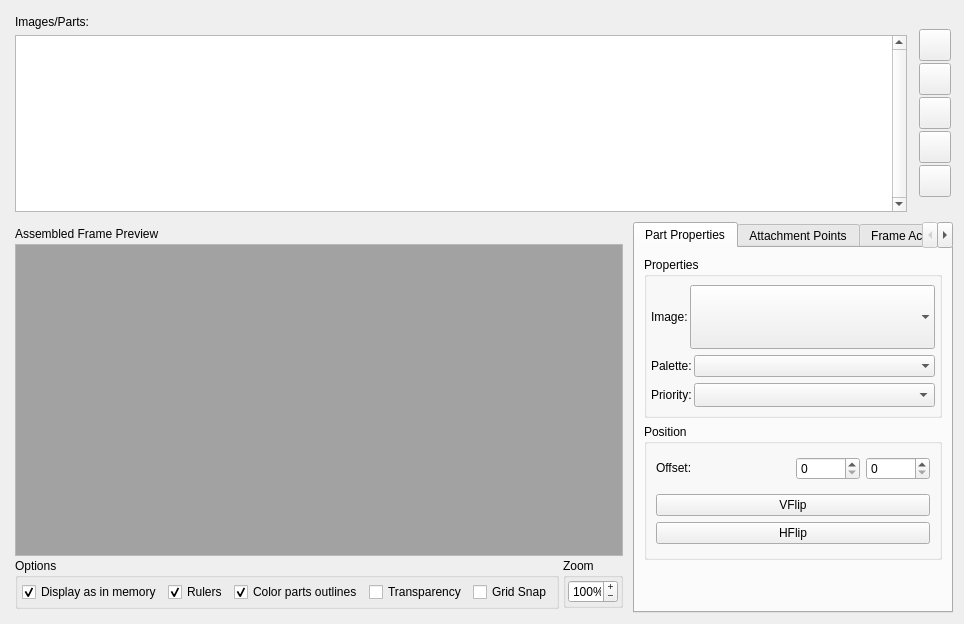
First picture: the form in src/ui/tabs/tabframes.ui, repository PsyCommando/ppmdu_spriteeditor, before the edit.
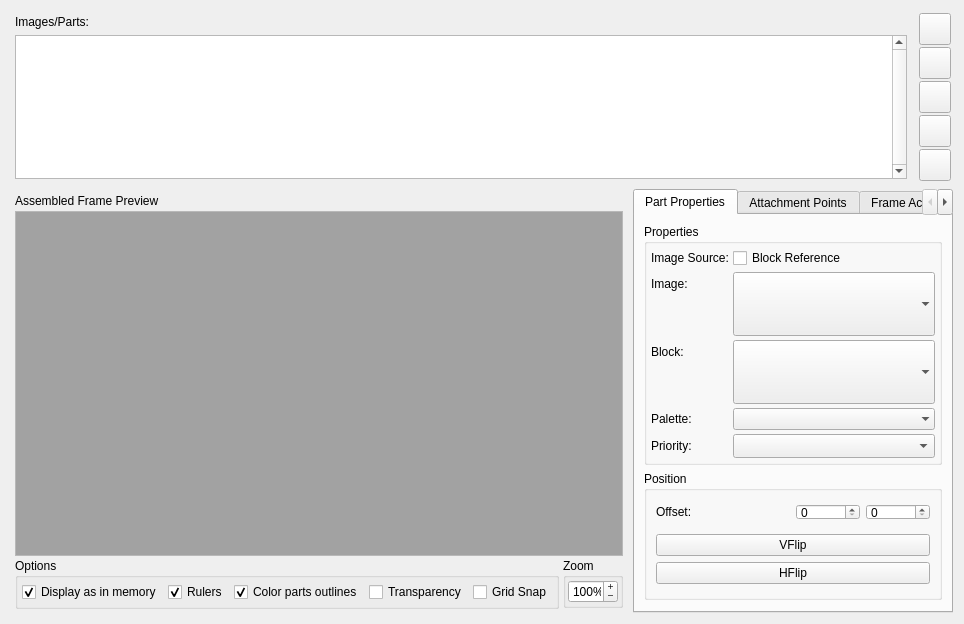
Second picture: the form after the edit. The open tabs and pages were chosen to show the change. Icons and pictures are not drawn.

Commit message: Implemented most of block handling

Patch:
```diff
--- a/src/ui/tabs/tabframes.ui
+++ b/src/ui/tabs/tabframes.ui
@@ -728,44 +728,43 @@
            <property name="flat">
             <bool>false</bool>
            </property>
-           <layout class="QVBoxLayout" name="verticalLayout_3">
-            <property name="spacing">
-             <number>2</number>
+           <layout class="QFormLayout" name="formLayout">
+            <property name="fieldGrowthPolicy">
+             <enum>QFormLayout::FieldsStayAtSizeHint</enum>
             </property>
-            <property name="leftMargin">
+            <property name="horizontalSpacing">
              <number>4</number>
             </property>
-            <property name="topMargin">
+            <property name="verticalSpacing">
              <number>4</number>
             </property>
-            <property name="rightMargin">
+            <property name="leftMargin">
              <number>4</number>
             </property>
-            <property name="bottomMargin">
-             <number>4</number>
-            </property>
-            <item>
-             <layout class="QHBoxLayout" name="horizontalLayout_3">
-              <property name="leftMargin">
-               <number>0</number>
-              </property>
               <property name="topMargin">
                <number>4</number>
               </property>
               <property name="rightMargin">
-               <number>0</number>
+             <number>4</number>
               </property>
               <property name="bottomMargin">
                <number>4</number>
               </property>
-              <item>
+            <item row="0" column="0">
+             <widget class="QLabel" name="lblImgSrc">
+              <property name="text">
+               <string>Image Source:</string>
+              </property>
+             </widget>
+            </item>
+            <item row="1" column="0">
                <widget class="QLabel" name="lblImage">
                 <property name="text">
                  <string>Image:</string>
                 </property>
                </widget>
               </item>
-              <item>
+            <item row="1" column="1">
                <widget class="QComboBox" name="cmbPartImage">
                 <property name="sizePolicy">
                  <sizepolicy hsizetype="Fixed" vsizetype="Fixed">
@@ -790,18 +789,49 @@
                 </property>
                </widget>
               </item>
-             </layout>
+            <item row="2" column="0">
+             <widget class="QLabel" name="lblBlock">
+              <property name="text">
+               <string>Block:</string>
+              </property>
+             </widget>
             </item>
-            <item>
-             <layout class="QHBoxLayout" name="horizontalLayout_4">
-              <item>
+            <item row="2" column="1">
+             <widget class="QComboBox" name="cmbBlock">
+              <property name="sizePolicy">
+               <sizepolicy hsizetype="Fixed" vsizetype="Fixed">
+                <horstretch>0</horstretch>
+                <verstretch>0</verstretch>
+               </sizepolicy>
+              </property>
+              <property name="minimumSize">
+               <size>
+                <width>192</width>
+                <height>64</height>
+               </size>
+              </property>
+              <property name="toolTip">
+               <string>&lt;html&gt;&lt;head/&gt;&lt;body&gt;&lt;p&gt;Selected range of image data &lt;span style=&quot; font-weight:600;&quot;&gt;blocks&lt;/span&gt; that can be referenced by this &lt;span style=&quot; font-weight:600;&quot;&gt;part&lt;/span&gt;.&lt;/p&gt;&lt;p&gt;&lt;br/&gt;&lt;/p&gt;&lt;p&gt;Used by reference &lt;span style=&quot; font-weight:600;&quot;&gt;part&lt;/span&gt; to refer to a previous &lt;span style=&quot; font-weight:600;&quot;&gt;part&lt;/span&gt;'s content, and in &lt;span style=&quot; font-weight:600;&quot;&gt;effect sprites&lt;/span&gt; to select what image data the &lt;span style=&quot; font-weight:600;&quot;&gt;part&lt;/span&gt; will be using.&lt;/p&gt;&lt;p&gt;&lt;br/&gt;&lt;/p&gt;&lt;p&gt;In all &lt;span style=&quot; font-weight:600;&quot;&gt;sprite types&lt;/span&gt; but &lt;span style=&quot; font-weight:600;&quot;&gt;effect sprites&lt;/span&gt;, its used by a &lt;span style=&quot; font-weight:600;&quot;&gt;part&lt;/span&gt; to use an image already in use by a previous &lt;span style=&quot; font-weight:600;&quot;&gt;part&lt;/span&gt;, thereby saving video memory space. In &lt;span style=&quot; font-weight:600;&quot;&gt;effect sprites&lt;/span&gt; it refers to all available images in the &lt;span style=&quot; font-weight:600;&quot;&gt;sprite&lt;/span&gt;.&lt;/p&gt;&lt;/body&gt;&lt;/html&gt;</string>
+              </property>
+              <property name="sizeAdjustPolicy">
+               <enum>QComboBox::AdjustToMinimumContentsLengthWithIcon</enum>
+              </property>
+              <property name="minimumContentsLength">
+               <number>128</number>
+              </property>
+              <property name="frame">
+               <bool>false</bool>
+              </property>
+             </widget>
+            </item>
+            <item row="3" column="0">
                <widget class="QLabel" name="lblPalette">
                 <property name="text">
                  <string>Palette:</string>
                 </property>
                </widget>
               </item>
-              <item>
+            <item row="3" column="1">
                <widget class="QComboBox" name="cmbPartPal">
                 <property name="sizePolicy">
                  <sizepolicy hsizetype="Fixed" vsizetype="Fixed">
@@ -826,24 +856,14 @@
                 </property>
                </widget>
               </item>
-             </layout>
-            </item>
-            <item>
-             <layout class="QHBoxLayout" name="hlPriority">
-              <property name="topMargin">
-               <number>4</number>
-              </property>
-              <property name="bottomMargin">
-               <number>4</number>
-              </property>
-              <item>
+            <item row="4" column="0">
                <widget class="QLabel" name="lblPriority">
                 <property name="text">
                  <string>Priority:</string>
                 </property>
                </widget>
               </item>
-              <item>
+            <item row="4" column="1">
                <widget class="QComboBox" name="cmbPartPriority">
                 <property name="sizePolicy">
                  <sizepolicy hsizetype="Fixed" vsizetype="Fixed">
@@ -871,7 +891,15 @@
                 </property>
                </widget>
               </item>
-             </layout>
+            <item row="0" column="1">
+             <widget class="QCheckBox" name="chkImgSourceRef">
+              <property name="toolTip">
+               <string>&lt;html&gt;&lt;head/&gt;&lt;body&gt;&lt;p&gt;Whether the &lt;span style=&quot; font-weight:600;&quot;&gt;part&lt;/span&gt; is a reference to a &lt;span style=&quot; font-weight:600;&quot;&gt;block&lt;/span&gt; or not.&lt;/p&gt;&lt;p&gt;&lt;br/&gt;&lt;/p&gt;&lt;p&gt;In short, in all sprites types but &lt;span style=&quot; font-weight:600;&quot;&gt;effect sprites&lt;/span&gt;, all &lt;span style=&quot; font-weight:600;&quot;&gt;parts&lt;/span&gt; within a &lt;span style=&quot; font-weight:600;&quot;&gt;frame&lt;/span&gt; must occupy a set of &lt;span style=&quot; font-weight:600;&quot;&gt;blocks&lt;/span&gt; to be displayed. This allows &lt;span style=&quot; font-weight:600;&quot;&gt;parts&lt;/span&gt; to refer to previously assigned &lt;span style=&quot; font-weight:600;&quot;&gt;blocks&lt;/span&gt; without loading an image multiple times in the NDS's memory.&lt;/p&gt;&lt;p&gt;&lt;br/&gt;&lt;/p&gt;&lt;p&gt;In the case of &lt;span style=&quot; font-weight:600;&quot;&gt;effect sprites&lt;/span&gt; it works differently. You should assume that all the images all occupy a range of &lt;span style=&quot; font-weight:600;&quot;&gt;blocks&lt;/span&gt; already even if your &lt;span style=&quot; font-weight:600;&quot;&gt;frame&lt;/span&gt; is empty. So if you want to display image one, you'd check this checkbox and pick a &lt;span style=&quot; font-weight:600;&quot;&gt;block&lt;/span&gt; in the combo box.&lt;/p&gt;&lt;/body&gt;&lt;/html&gt;</string>
+              </property>
+              <property name="text">
+               <string>Block Reference</string>
+              </property>
+             </widget>
             </item>
            </layout>
           </widget>
```
Left out of the diff: 5 changed lines with no effect on the pictures. Lines whose indentation alone changed are shown as unchanged. The commit also changes 64 other files.
